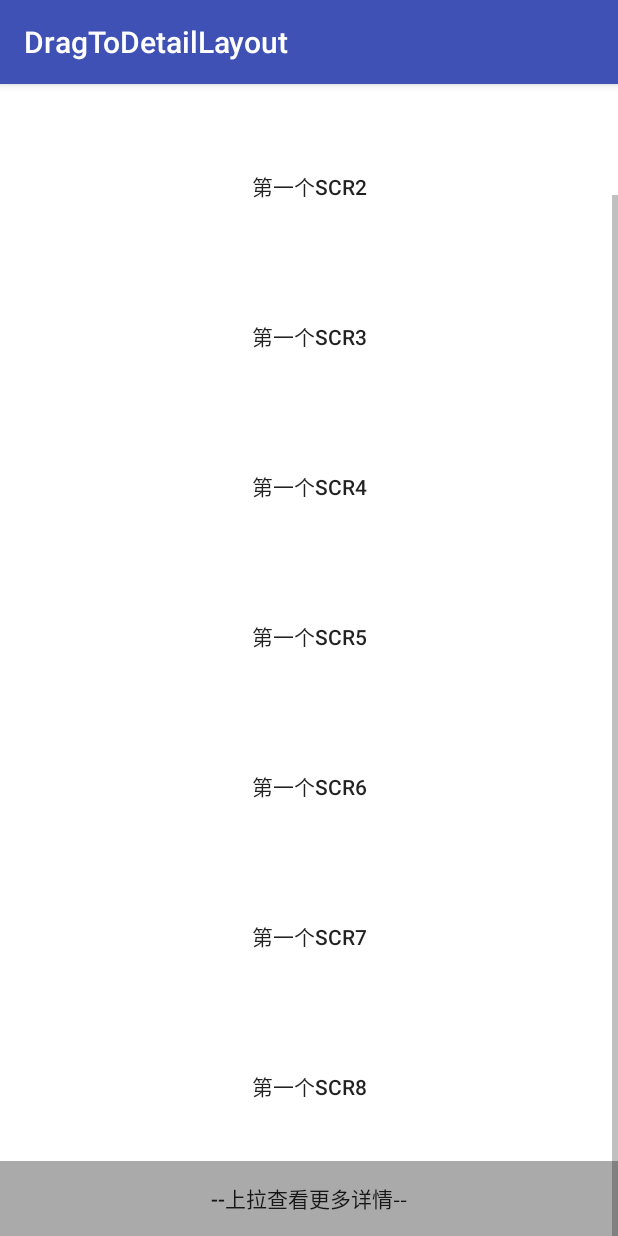
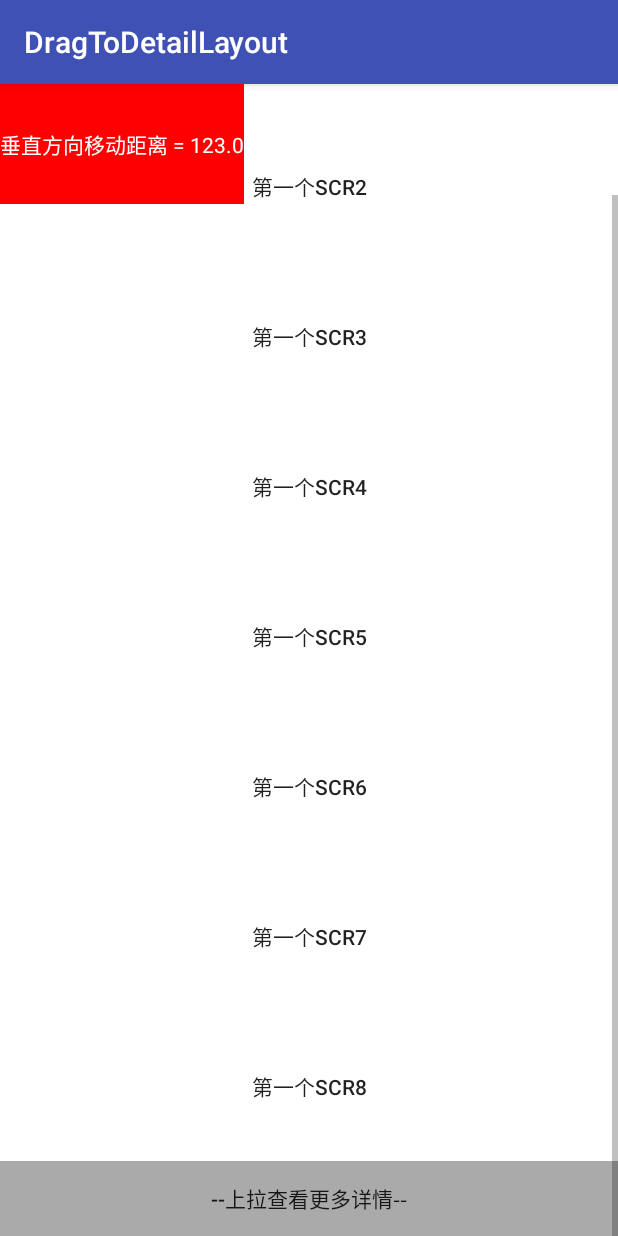
Before and after one commit to workdawn/DragToDetail, an Android app: the DragListenerActivity screen opened directly, with no data from a screen before it, scrolled down 82 dp, on a phone screen of 412 x 824 dp. Run offline under Robolectric (Android 15) with nearby library versions, the phone set to English and light mode, and no system bars.

Commit message:
添加滚动监听demo

```diff
--- a/app/src/main/java/com/workdawn/dragtodetaillayout/DragToDetailLayout.java
+++ b/app/src/main/java/com/workdawn/dragtodetaillayout/DragToDetailLayout.java
@@ -165,7 +165,6 @@ public class DragToDetailLayout extends LinearLayout {
                 currentTargetView = getChildAt(0);
             }
         }
-        setInternalScrollChangedListener(currentTargetView);
     }
 
     private void setInternalScrollChangedListener(View view){
@@ -873,6 +872,7 @@ public class DragToDetailLayout extends LinearLayout {
 
     public void setOnDragScrollListener(DragScrollListener dragScrollListener){
         this.mDragScrollListener = dragScrollListener;
+        setInternalScrollChangedListener(currentTargetView);
     }
 
     /**
--- a/app/src/main/java/com/workdawn/dragtodetaillayout/test/DragListenerActivity.java
+++ b/app/src/main/java/com/workdawn/dragtodetaillayout/test/DragListenerActivity.java
@@ -2,6 +2,8 @@ package com.workdawn.dragtodetaillayout.test;
 
 import android.os.Bundle;
 import android.support.v7.app.AppCompatActivity;
+import android.view.View;
+import android.widget.TextView;
 import android.widget.Toast;
 
 import com.workdawn.dragtodetaillayout.DragToDetailLayout;
@@ -10,6 +12,7 @@ import com.workdawn.dragtodetaillayout.R;
 public class DragListenerActivity extends AppCompatActivity {
 
     private DragToDetailLayout dragToDetailLayout;
+    private TextView tv_scr_distance;
     @Override
     protected void onCreate(Bundle savedInstanceState) {
         super.onCreate(savedInstanceState);
@@ -17,6 +20,7 @@ public class DragListenerActivity extends AppCompatActivity {
         setContentView(R.layout.activity_drag_listener);
 
         dragToDetailLayout = (DragToDetailLayout) findViewById(R.id.dd_test);
+        tv_scr_distance = (TextView) findViewById(R.id.tv_scr_distance);
 
         dragToDetailLayout.setOnEnterDetailLayoutListener(new DragToDetailLayout.EnterDetailLayoutListener() {
             @Override
@@ -24,5 +28,12 @@ public class DragListenerActivity extends AppCompatActivity {
                 Toast.makeText(DragListenerActivity.this, "进入第 " + id + "页", Toast.LENGTH_LONG).show();
             }
         });
+
+        dragToDetailLayout.setOnDragScrollListener(new DragToDetailLayout.DragScrollListener() {
+            @Override
+            public void onScrollChanged(View v, float distanceY, float distanceX) {
+                tv_scr_distance.setText("垂直方向移动距离 = " + distanceY);
+            }
+        });
     }
 }
--- a/app/src/main/res/layout/activity_drag_listener.xml
+++ b/app/src/main/res/layout/activity_drag_listener.xml
@@ -1,5 +1,5 @@
 <?xml version="1.0" encoding="utf-8"?>
-<LinearLayout xmlns:android="http://schemas.android.com/apk/res/android"
+<RelativeLayout xmlns:android="http://schemas.android.com/apk/res/android"
     android:layout_width="match_parent"
     android:layout_height="match_parent">
 
@@ -9,11 +9,19 @@
         android:layout_height="wrap_content"
         android:orientation="vertical">
 
-        <include layout="@layout/intro_layout" />
+        <include layout="@layout/intro_layout_can_listener_scr" />
 
-        <include layout="@layout/middle_layout" />
+        <include layout="@layout/middle_layout_can_listener_scr" />
 
-        <include layout="@layout/detail_layout" />
+        <include layout="@layout/detail_layout_can_listener_scr" />
 
     </com.workdawn.dragtodetaillayout.DragToDetailLayout>
-</LinearLayout>
+
+    <TextView
+        android:id="@+id/tv_scr_distance"
+        android:layout_width="wrap_content"
+        android:layout_height="80dp"
+        android:textColor="#ffffff"
+        android:gravity="center"
+        android:background="#ff0000" />
+</RelativeLayout>
--- /dev/null
+++ b/app/src/main/res/layout/intro_layout_can_listener_scr.xml
@@ -0,0 +1,65 @@
+<?xml version="1.0" encoding="utf-8"?>
+<com.workdawn.dragtodetaillayout.CanListenerScrollView xmlns:android="http://schemas.android.com/apk/res/android"
+    android:layout_width="match_parent"
+    android:layout_height="match_parent">
+
+    <LinearLayout
+        android:layout_width="match_parent"
+        android:layout_height="wrap_content"
+        android:orientation="vertical">
+
+        <Button
+            android:layout_width="match_parent"
+            android:layout_height="100dp"
+            android:background="#ffffff"
+            android:text="第一个SCR1" />
+
+
+        <Button
+            android:layout_width="match_parent"
+            android:layout_height="100dp"
+            android:background="#ffffff"
+            android:text="第一个SCR2" />
+
+        <Button
+            android:layout_width="match_parent"
+            android:layout_height="100dp"
+            android:background="#ffffff"
+            android:text="第一个SCR3" />
+
+        <Button
+            android:layout_width="match_parent"
+            android:layout_height="100dp"
+            android:background="#ffffff"
+            android:text="第一个SCR4" />
+
+        <Button
+            android:layout_width="match_parent"
+            android:layout_height="100dp"
+            android:background="#ffffff"
+            android:text="第一个SCR5" />
+
+        <Button
+            android:layout_width="match_parent"
+            android:layout_height="100dp"
+            android:background="#ffffff"
+            android:text="第一个SCR6" />
+        <Button
+            android:layout_width="match_parent"
+            android:layout_height="100dp"
+            android:background="#ffffff"
+            android:text="第一个SCR7" />
+
+        <Button
+            android:layout_width="match_parent"
+            android:layout_height="100dp"
+            android:background="#ffffff"
+            android:text="第一个SCR8" />
+
+        <Button
+            android:layout_width="match_parent"
+            android:layout_height="50dp"
+            android:background="@android:color/darker_gray"
+            android:text="--上拉查看更多详情--" />
+    </LinearLayout>
+</com.workdawn.dragtodetaillayout.CanListenerScrollView>
```
Also changed, not shown: app/src/main/res/layout/detail_layout_can_listener_scr.xml (added, +60 -0 lines), app/src/main/res/layout/middle_layout_can_listener_scr.xml (added, +65 -0 lines).
